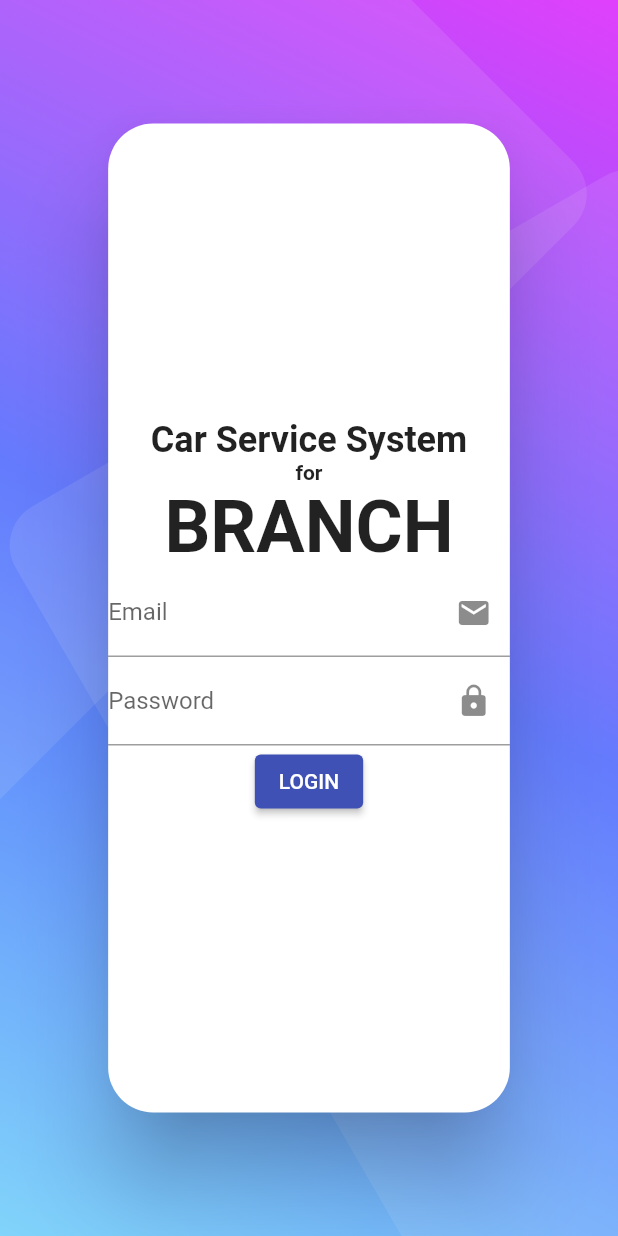
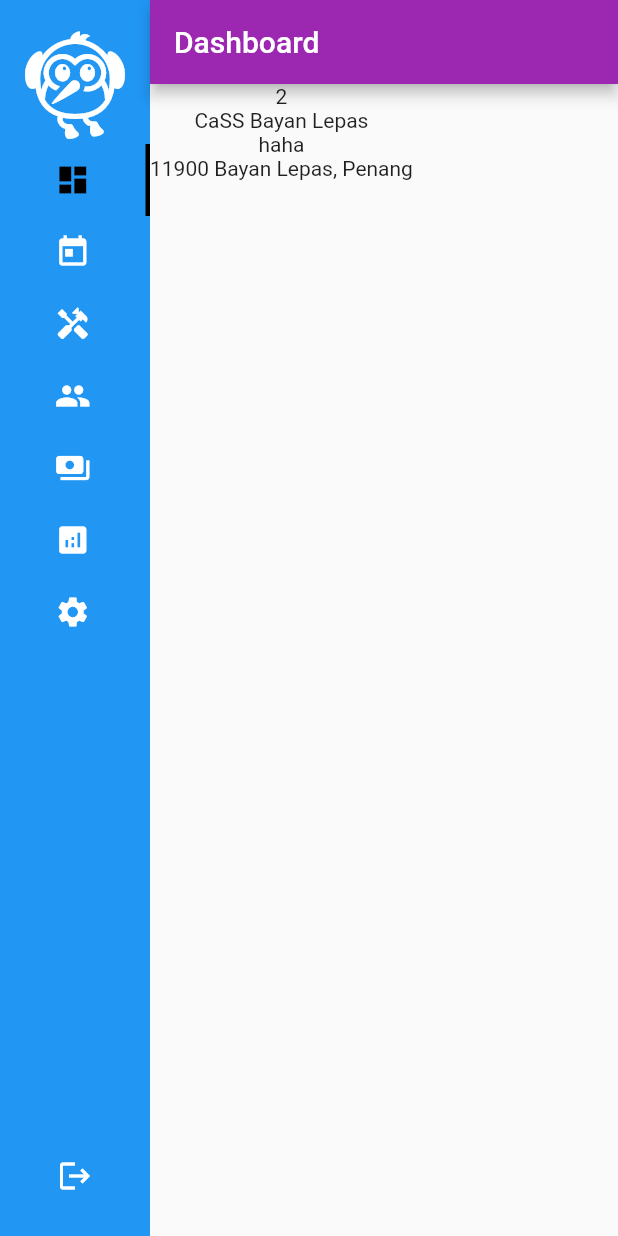
Before and after one commit to Jeck97/Car-Service-System, a Flutter app: the screen it shows after launch, on a phone screen of 412 x 824 dp. Run offline on Flutter 3.47's test engine with Material 2 defaults, Android fonts, the phone set to English and light mode, and no system bars; our stand-ins replace modal_progress_hud, responsive_builder; missing offline and left inert: desktop_window.

Commit message:
Added navigation Bar
enable the navigation bar size changes according to the window width.

```diff
--- a/cass_branch/lib/main.dart
+++ b/cass_branch/lib/main.dart
@@ -1,16 +1,28 @@
-import 'package:cass_branch/login_page.dart';
+import 'package:desktop_window/desktop_window.dart';
 import 'package:flutter/material.dart';
+
+import 'view/main_page.dart';
+import 'model/branch.dart';
 
 void main() => runApp(MyApp());
 
 class MyApp extends StatelessWidget {
   @override
   Widget build(BuildContext context) {
+    DesktopWindow.setMinWindowSize(Size(1000, 750));
     return MaterialApp(
       debugShowCheckedModeBanner: false,
       theme: ThemeData(primarySwatch: Colors.indigo),
       title: 'CaSS-Branch Desktop App',
-      home: LoginPage(),
+      // home: LoginPage(),
+      home: MainPage(
+        Branch(
+          id: 2,
+          email: 'haha',
+          name: 'CaSS Bayan Lepas',
+          location: '11900 Bayan Lepas, Penang',
+        ),
+      ),
     );
   }
 }
--- /dev/null
+++ b/cass_branch/lib/model/branch.dart
@@ -0,0 +1,29 @@
+import 'dart:convert';
+
+class Branch {
+  int id;
+  String name;
+  String email;
+  String location;
+
+  Branch({this.id, this.name, this.email, this.location});
+
+  factory Branch.fromJson(Map<String, dynamic> json) {
+    return Branch(
+        id: json['branch_id'],
+        name: json['name'],
+        email: json['email'],
+        location: json['location']);
+  }
+
+  static String createJson(
+      {int id, String name, String email, String password, String location}) {
+    return jsonEncode(<String, dynamic>{
+      'branch_id': id,
+      'name': name,
+      'email': email,
+      'password': password,
+      'location': location,
+    }..removeWhere((key, value) => value == null));
+  }
+}
--- /dev/null
+++ b/cass_branch/lib/utils/const.dart
@@ -0,0 +1,29 @@
+import 'package:flutter/material.dart';
+
+const String AUTHORITY = 'user:pass@localhost:8080';
+const String MESSAGE = 'message';
+const String DATA = 'data';
+
+const Map<String, String> HEADERS = {
+  'Content-Type': 'application/json; charset=UTF-8',
+};
+
+const List<IconData> NAV_ICONS = [
+  Icons.dashboard,
+  Icons.today,
+  Icons.handyman,
+  Icons.people,
+  Icons.payments,
+  Icons.analytics,
+  Icons.settings,
+];
+
+const List<String> NAV_TITLES = [
+  'Dashboard',
+  'Booking',
+  'Service',
+  'Customer',
+  'Payment',
+  'Report',
+  'Setting',
+];
--- /dev/null
+++ b/cass_branch/lib/view/main_page.dart
@@ -0,0 +1,56 @@
+import 'package:cass_branch/model/branch.dart';
+import 'package:cass_branch/utils/const.dart';
+import 'package:cass_branch/view/navigation_bar.dart';
+import 'package:flutter/material.dart';
+import 'package:responsive_builder/responsive_builder.dart';
+
+final List<Widget> panels =
+    List.filled(NAV_ICONS.length, null, growable: false);
+
+class MainPage extends StatelessWidget {
+  final Branch branch;
+
+  MainPage(this.branch);
+
+  @override
+  Widget build(BuildContext context) {
+    return ResponsiveBuilder(
+      builder: (context, sizingInformation) {
+        bool isCollapsed = sizingInformation.screenSize.width < 1000;
+        return Scaffold(
+          body: Row(
+            children: <Widget>[
+              NavigationBar(isCollapsed),
+              DashboardPage(branch),
+            ],
+          ),
+        );
+      },
+    );
+  }
+}
+
+class DashboardPage extends StatelessWidget {
+  final Branch branch;
+  DashboardPage(this.branch);
+
+  @override
+  Widget build(BuildContext context) {
+    return Expanded(
+      child: Scaffold(
+        appBar: AppBar(
+          title: Text('Dashboard'),
+          backgroundColor: Colors.purple,
+        ),
+        body: Column(
+          children: <Widget>[
+            Text('${branch.id}'),
+            Text(branch.name),
+            Text(branch.email),
+            Text(branch.location),
+          ],
+        ),
+      ),
+    );
+  }
+}
--- /dev/null
+++ b/cass_branch/lib/view/navigation_bar.dart
@@ -0,0 +1,102 @@
+import 'package:cass_branch/utils/const.dart';
+import 'package:flutter/material.dart';
+
+import 'login_page.dart';
+
+class NavigationBar extends StatefulWidget {
+  final bool isCollapsed;
+  NavigationBar(this.isCollapsed);
+  @override
+  _NavigationBarState createState() => _NavigationBarState();
+}
+
+class _NavigationBarState extends State<NavigationBar> {
+  int currentIndex = 0;
+
+  @override
+  Widget build(BuildContext context) {
+    return Container(
+      width: widget.isCollapsed ? 100 : 250,
+      height: MediaQuery.of(context).size.height,
+      color: Colors.blue,
+      child: Padding(
+        padding: const EdgeInsets.symmetric(vertical: 16),
+        child: Column(
+          mainAxisAlignment: MainAxisAlignment.spaceBetween,
+          children: <Widget>[
+            _logoPart(),
+            _menuPart(),
+            _logoutPart(),
+          ],
+        ),
+      ),
+    );
+  }
+
+  Widget _logoPart() {
+    return Icon(
+      Icons.flutter_dash,
+      color: Colors.white,
+      size: 80,
+    );
+  }
+
+  Widget _menuPart() {
+    return Expanded(
+      child: ListView.builder(
+        itemCount: NAV_ICONS.length,
+        itemBuilder: (context, index) {
+          final int _index = index;
+          final bool _isSelected = _index == currentIndex;
+          return Container(
+              child: TextButton(
+                  onPressed: () => setState(() => currentIndex = _index),
+                  child: _menu(_index, _isSelected)),
+              decoration: BoxDecoration(
+                border: Border(
+                  right: BorderSide(
+                    width: 3,
+                    color: _isSelected ? Colors.black : Colors.transparent,
+                  ),
+                ),
+              ));
+        },
+      ),
+    );
+  }
+
+  Widget _logoutPart() {
+    return TextButton(
+      child: Icon(Icons.logout, color: Colors.white),
+      onPressed: () => Navigator.of(context).pushAndRemoveUntil(
+          MaterialPageRoute(
+            builder: (BuildContext context) => LoginPage(),
+          ),
+          (Route<dynamic> route) => false),
+    );
+  }
+
+  Widget _menu(int index, bool isSelected) {
+    return widget.isCollapsed
+        ? Icon(
+            NAV_ICONS[index],
+            color: isSelected ? Colors.black : Colors.white,
+          )
+        : Row(
+            mainAxisAlignment: MainAxisAlignment.start,
+            children: <Widget>[
+              Icon(
+                NAV_ICONS[index],
+                color: isSelected ? Colors.black : Colors.white,
+              ),
+              SizedBox(width: 10),
+              Text(
+                NAV_TITLES[index].toUpperCase(),
+                style: TextStyle(
+                  color: isSelected ? Colors.black : Colors.white,
+                ),
+              )
+            ],
+          );
+  }
+}
```
Also changed, not shown: cass_branch/lib/view/login_page.dart (renamed from cass_branch/lib/login_page.dart, +57 -21 lines), cass_branch/pubspec.yaml (+5 -3 lines), cass_branch/lib/view/panel/booking_panel.dart (added), cass_branch/lib/view/panel/customer_panel.dart (added), cass_branch/lib/view/panel/dashboard_panel.dart (added), cass_branch/lib/view/panel/payment_panel.dart (added), cass_branch/lib/view/panel/report_panel.dart (added), cass_branch/lib/view/panel/service_panel.dart (added), cass_branch/lib/view/panel/setting_panel.dart (added), cass_branch/pubspec.lock, 2 other files.
